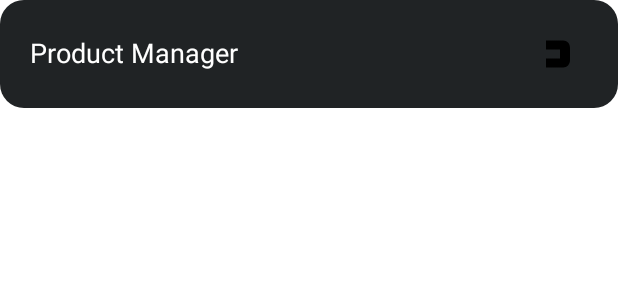
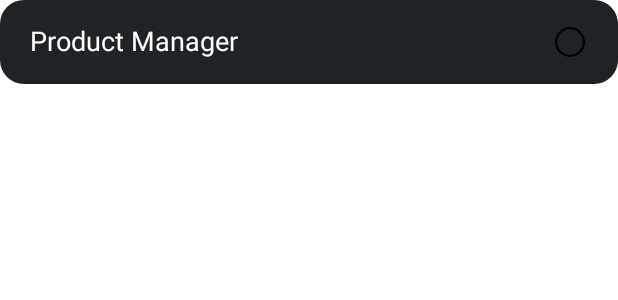
Before and after one commit to isanghoony/Attendance_Android_2024, an Android app built with Jetpack Compose: the @Preview function DDDSelectorPreview, on a phone screen of 412 x 824 dp. Shown: the top 300 px of the screen. Run offline under Robolectric (Android 15) with nearby library versions, the phone set to English and light mode, and no system bars.

Commit message:
selector 디자인 수정

```diff
--- a/app/src/main/java/com/ddd/attendance/ui/component/DDDSelector.kt
+++ b/app/src/main/java/com/ddd/attendance/ui/component/DDDSelector.kt
@@ -35,8 +35,8 @@ fun DDDSelector(
                 color = if (selected) DDD_NEUTRAL_BLUE_10 else DDD_NEUTRAL_GRAY_90,
                 shape = RoundedCornerShape(16.dp)
             )
+            .clickable { onClick(true) }
             .padding(horizontal = 20.dp, vertical = 16.dp)
-            .clickable { onClick(true) }
     ) {
         Text(
             text = text,
@@ -45,7 +45,7 @@ fun DDDSelector(
             color = if (selected) DDD_NEUTRAL_GRAY_90 else DDD_WHITE
         )
         Icon(
-            painter = painterResource(id = if (selected) R.drawable.ic_40_add else R.drawable.ic_40_logo),
+            painter = painterResource(id = if (selected) R.drawable.ic_select_on else R.drawable.ic_select_off),
             contentDescription = "",
             modifier = Modifier.align(Alignment.CenterEnd)
         )
--- /dev/null
+++ b/app/src/main/res/drawable/ic_select_off.xml
@@ -0,0 +1,11 @@
+<vector xmlns:android="http://schemas.android.com/apk/res/android"
+    android:width="24dp"
+    android:height="24dp"
+    android:viewportWidth="24"
+    android:viewportHeight="24">
+  <path
+      android:pathData="M12,12m-9.25,0a9.25,9.25 0,1 1,18.5 0a9.25,9.25 0,1 1,-18.5 0"
+      android:strokeWidth="1.5"
+      android:fillColor="#00000000"
+      android:strokeColor="#8D8D8D"/>
+</vector>
--- /dev/null
+++ b/app/src/main/res/drawable/ic_select_on.xml
@@ -0,0 +1,9 @@
+<vector xmlns:android="http://schemas.android.com/apk/res/android"
+    android:width="24dp"
+    android:height="24dp"
+    android:viewportWidth="24"
+    android:viewportHeight="24">
+  <path
+      android:pathData="M12,22C6.477,22 2,17.523 2,12C2,6.477 6.477,2 12,2C17.523,2 22,6.477 22,12C22,17.523 17.523,22 12,22ZM12,20C16.418,20 20,16.418 20,12C20,7.582 16.418,4 12,4C7.582,4 4,7.582 4,12C4,16.418 7.582,20 12,20ZM12,17C9.239,17 7,14.761 7,12C7,9.239 9.239,7 12,7C14.761,7 17,9.239 17,12C17,14.761 14.761,17 12,17Z"
+      android:fillColor="#202325"/>
+</vector>
```
